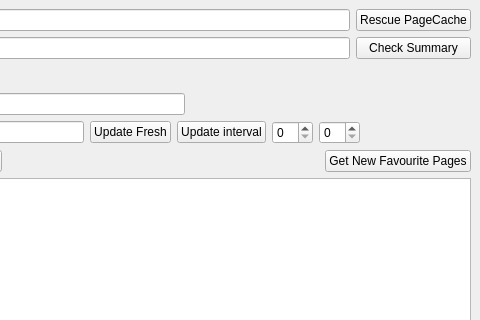
The window that UI/servitorwindow.ui (Zeks/flipper) describes before a commit, drawn with Qt 5; both pictures show x 320 to 800 and y 0 to 320 of the 800 by 600 pixel window.
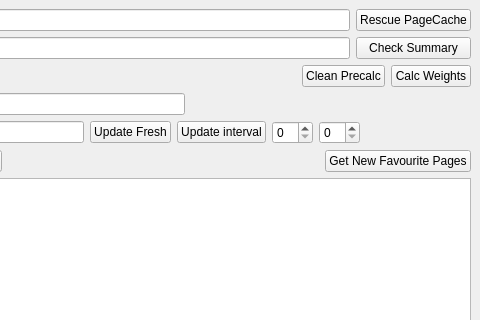
The same window after the commit.

The edit to the form file:
```diff
--- a/UI/servitorwindow.ui
+++ b/UI/servitorwindow.ui
@@ -178,6 +178,20 @@
         </property>
        </spacer>
       </item>
+      <item>
+       <widget class="QPushButton" name="pbCleanPrecalc">
+        <property name="text">
+         <string>Clean Precalc</string>
+        </property>
+       </widget>
+      </item>
+      <item>
+       <widget class="QPushButton" name="pbCalcWeights">
+        <property name="text">
+         <string>Calc Weights</string>
+        </property>
+       </widget>
+      </item>
      </layout>
     </item>
     <item row="5" column="0">
```
